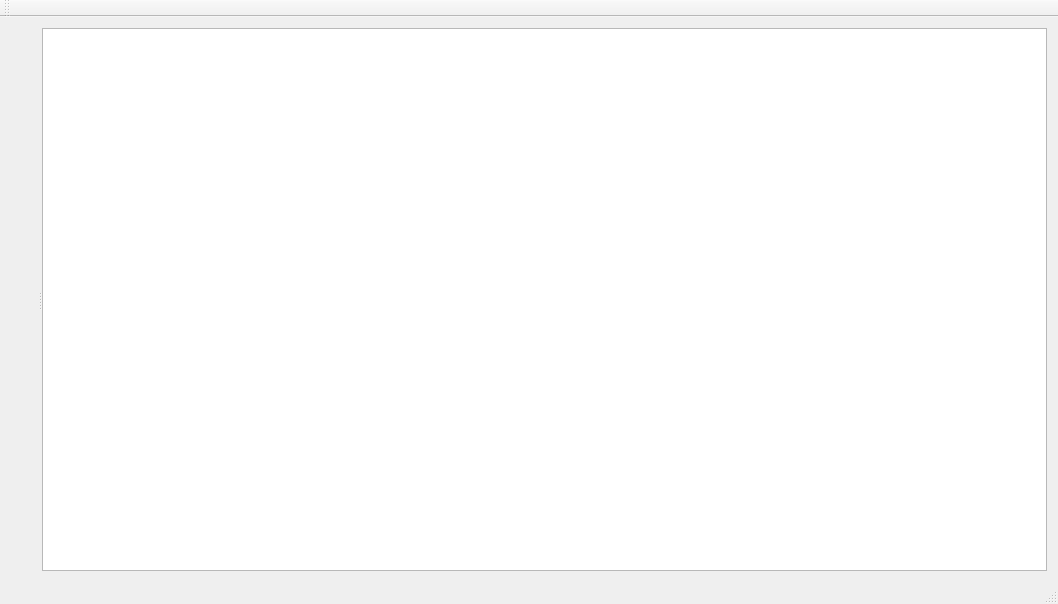
This is mainwindow.ui in riuson/mapinfo as Qt 5 draws it before an edit. The edited form follows.
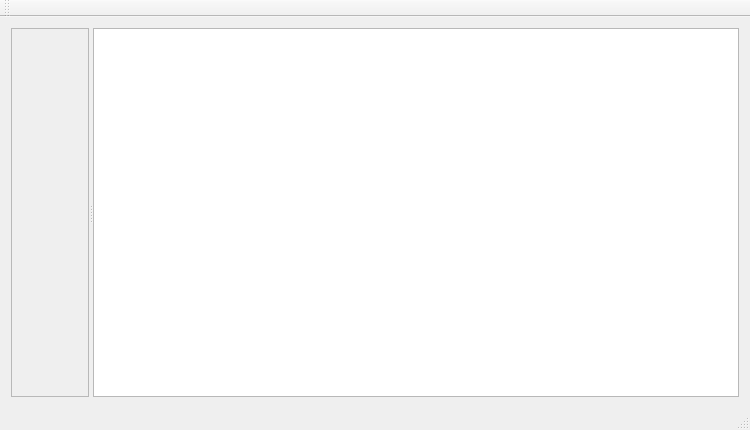
This is the edited form.

Diff of the .ui file:
```diff
--- a/mainwindow.ui
+++ b/mainwindow.ui
@@ -6,24 +6,51 @@
    <rect>
     <x>0</x>
     <y>0</y>
-    <width>1058</width>
-    <height>604</height>
+    <width>750</width>
+    <height>430</height>
    </rect>
   </property>
   <property name="windowTitle">
    <string>MapInfo</string>
   </property>
   <widget class="QWidget" name="centralWidget">
-   <layout class="QVBoxLayout" name="verticalLayout">
+   <layout class="QVBoxLayout" name="verticalLayout_2">
     <item>
      <widget class="QSplitter" name="splitter">
       <property name="orientation">
        <enum>Qt::Horizontal</enum>
       </property>
-      <widget class="QLabel" name="labelImageView">
-       <property name="text">
-        <string notr="true"/>
+      <widget class="QFrame" name="frameImageContainer">
+       <property name="sizePolicy">
+        <sizepolicy hsizetype="Preferred" vsizetype="Fixed">
+         <horstretch>0</horstretch>
+         <verstretch>0</verstretch>
+        </sizepolicy>
        </property>
+       <property name="frameShape">
+        <enum>QFrame::StyledPanel</enum>
+       </property>
+       <property name="frameShadow">
+        <enum>QFrame::Raised</enum>
+       </property>
+       <layout class="QVBoxLayout" name="verticalLayout">
+        <item>
+         <widget class="QLabel" name="labelImageView">
+          <property name="sizePolicy">
+           <sizepolicy hsizetype="MinimumExpanding" vsizetype="MinimumExpanding">
+            <horstretch>0</horstretch>
+            <verstretch>0</verstretch>
+           </sizepolicy>
+          </property>
+          <property name="text">
+           <string notr="true"/>
+          </property>
+          <property name="scaledContents">
+           <bool>true</bool>
+          </property>
+         </widget>
+        </item>
+       </layout>
       </widget>
       <widget class="QTextBrowser" name="textBrowserInfo"/>
      </widget>
```
Left out of the diff: 2 changed lines with no effect on the pictures.
